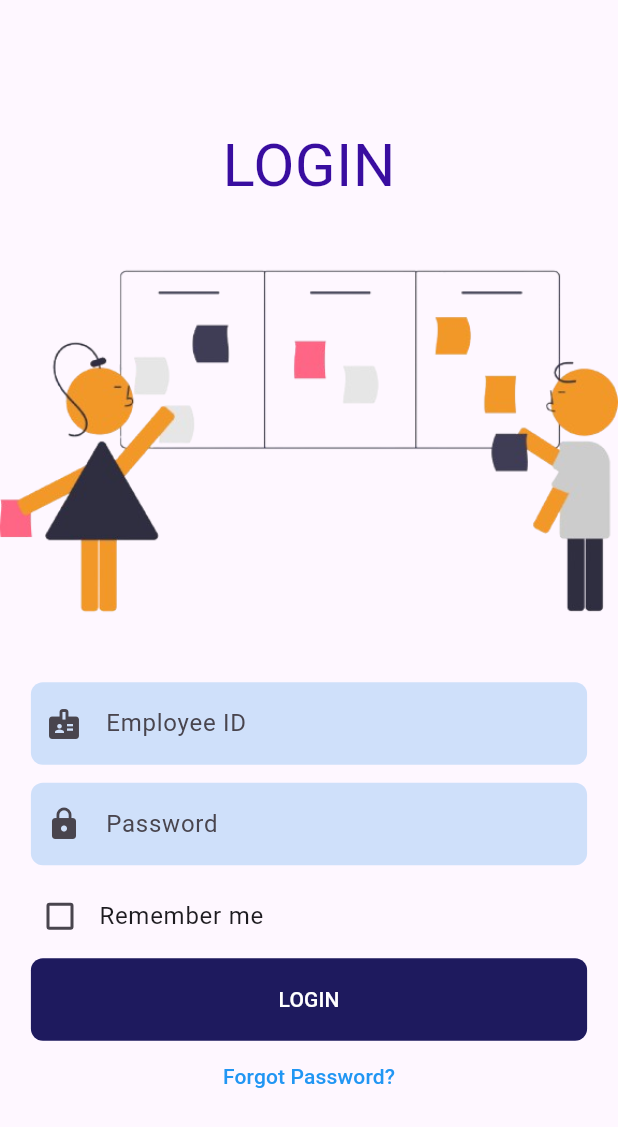
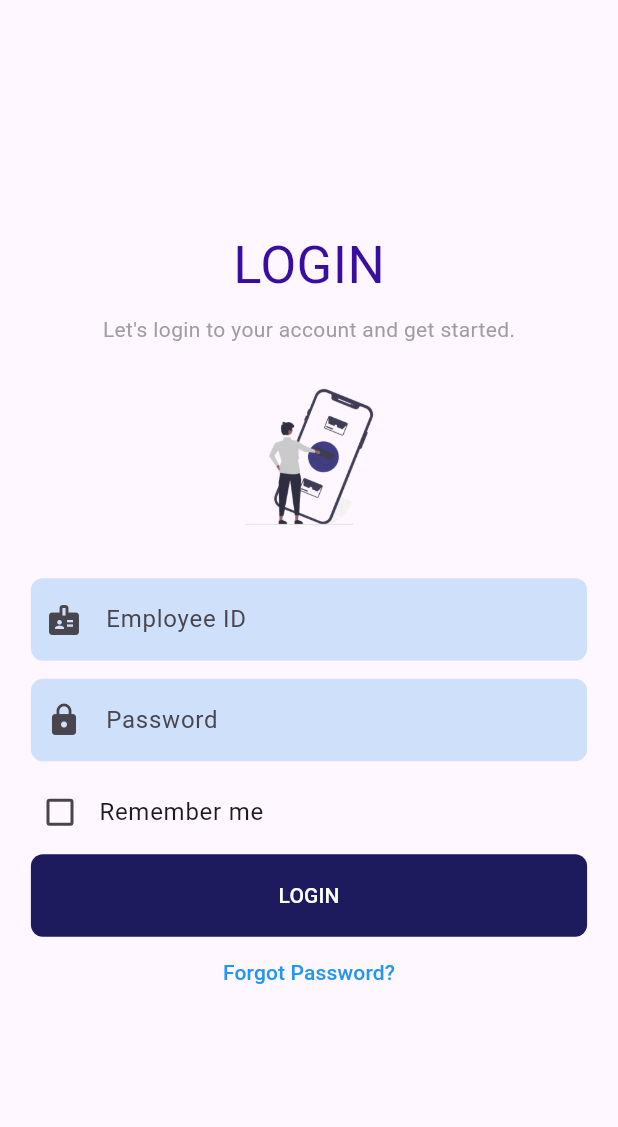
Before and after one commit to Rooparatheesh/sign_up, a Flutter app: the screen it shows after launch, on a phone screen of 412 x 824 dp. Shown: the top 1127 px of the screen. Run offline on Flutter 3.47's test engine with Material 3 defaults, Android fonts, the phone set to English and light mode, and no system bars; our stand-ins replace open_file, shared_preferences; missing offline and left inert: flutter_awesome_alert_box.

Commit message:
update ui

```diff
--- a/lib/views/login.dart
+++ b/lib/views/login.dart
@@ -90,11 +90,20 @@ class _LoginScreenState extends State<LoginScreen> {
             child: Column(
               mainAxisAlignment: MainAxisAlignment.center,
               children: [
-                const Text(
-                  "LOGIN",
-                  style: TextStyle(color: primaryColor, fontSize: 40),
-                ),
-                Image.asset("assets/image/pi.png"),
+                 const Text(
+      "LOGIN",
+      style: TextStyle(color: primaryColor, fontSize: 35),
+    ),
+    const SizedBox(height: 8), // Adds space between the texts
+    const Text(
+      "Let's login to your account and get started.",
+      style: TextStyle(color: Colors.grey, fontSize: 14),
+    ),
+                Image.asset(
+  "assets/image/pi.png",
+  height: 150, // Set the height
+  width: 100,  // Set the width
+),
                 InputField(
                     hint: "Employee ID",
                     icon: Icons.badge,
--- a/lib/views/profile.dart
+++ b/lib/views/profile.dart
@@ -316,7 +316,7 @@ void openDocument(String? docPath) async {
 Widget build(BuildContext context) {
   return Scaffold(
     appBar: AppBar(
-      title: const Text("Dashboard"),
+
       actions: [
         // Notification Button with Popup
         Stack(
@@ -485,7 +485,7 @@ Widget build(BuildContext context) {
 ),
 
   body: assignedJobs.isEmpty
-    ? const Center(child: Text("No Assigned Jobs", style: TextStyle(fontSize: 18)))
+    ? const Center(child: Text("Welcome to Ms Flow ", style: TextStyle(fontSize: 18)))
     : ListView.builder(
         padding: const EdgeInsets.all(16.0),
         itemCount: assignedJobs.length,
```
Also changed, not shown: assets/image/pi.png.
